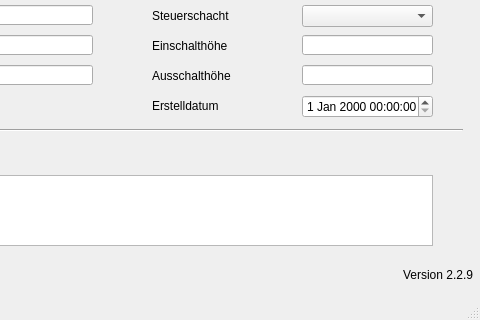
First picture: the form in qkan/database/templates/pumpen.ui, repository hoettges/QKan, before the edit; both pictures show x 168 to 648 and y 125 to 445 of the 648 by 445 pixel window.
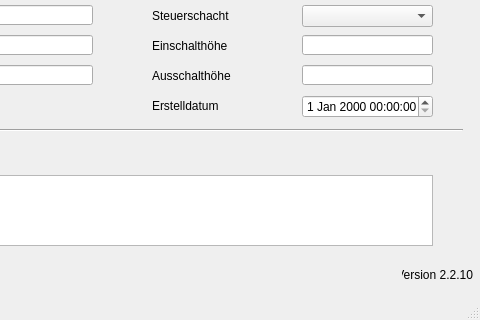
Second picture: the form after the edit. Custom widgets are drawn as their Qt base class.

The edit to the form file:
```diff
--- a/qkan/database/templates/pumpen.ui
+++ b/qkan/database/templates/pumpen.ui
@@ -352,7 +352,7 @@
      <string>Version QKan Import</string>
     </property>
     <property name="text">
-     <string>Version 2.2.9</string>
+     <string>Version 2.2.10</string>
     </property>
     <property name="alignment">
      <set>Qt::AlignRight|Qt::AlignTrailing|Qt::AlignVCenter</set>
```
